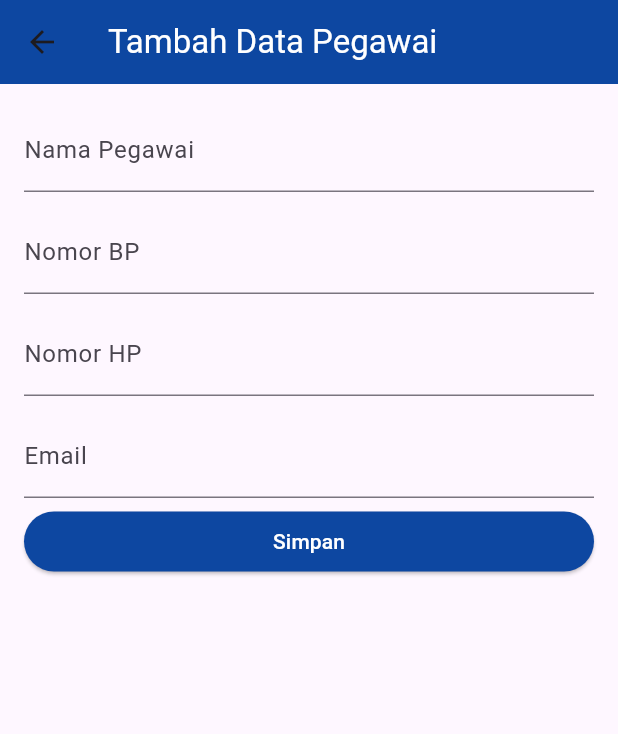
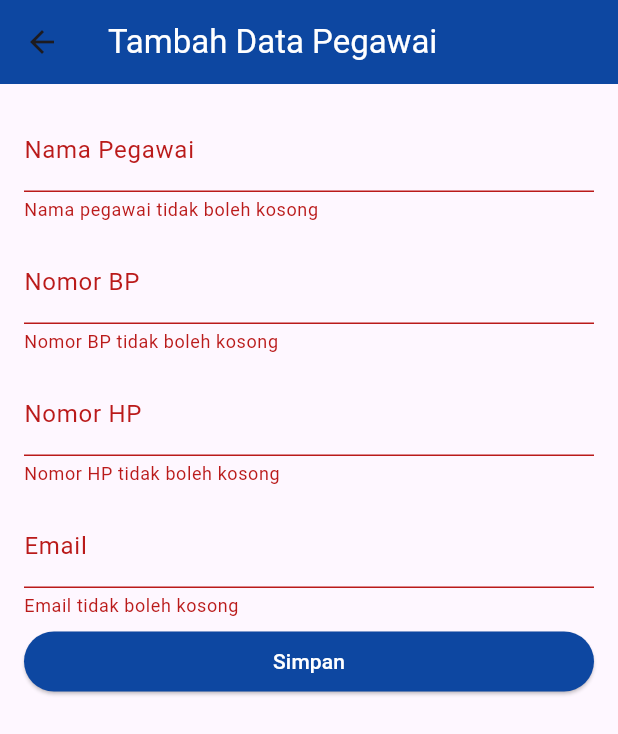
Before and after one commit to Yuliiixx/Mobile_Edukasi, a Flutter app: the TambahDataPegawai screen opened directly, after a tap on "Simpan", on a phone screen of 412 x 824 dp. Shown: the top 734 px of the screen. Run offline on Flutter 3.47's test engine with Material 3 defaults, Android fonts, the phone set to English and light mode, and no system bars; our stand-ins replace flutter_dotenv, logger, photo_view, shared_preferences; accounts and stored records are empty.

Commit message:
add validasi tambah edit pegawai

```diff
--- a/mobile_edukasi/lib/tambahPegawai.dart
+++ b/mobile_edukasi/lib/tambahPegawai.dart
@@ -10,16 +10,19 @@ class TambahDataPegawai extends StatefulWidget {
 }
 
 class _TambahDataPegawaiState extends State<TambahDataPegawai> {
+  final _formKey = GlobalKey<FormState>();
+
   TextEditingController _controllerNama = TextEditingController();
   TextEditingController _controllerNoBP = TextEditingController();
   TextEditingController _controllerNoHP = TextEditingController();
   TextEditingController _controllerEmail = TextEditingController();
 
   Future<void> _tambahDataPegawai() async {
+    if (_formKey.currentState!.validate()) {
       final String apiUrl = '${ApiUrl().baseUrl}pegawai.php'; // Ganti dengan URL backend Anda
 
       final response = await http.post(Uri.parse(apiUrl), body: {
-      'action' : "tambah",
+        'action': "tambah",
         'nama': _controllerNama.text,
         'no_bp': _controllerNoBP.text,
         'no_hp': _controllerNoHP.text,
@@ -49,6 +52,7 @@ class _TambahDataPegawaiState extends State<TambahDataPegawai> {
         );
       }
     }
+  }
 
   @override
   Widget build(BuildContext context) {
@@ -70,27 +74,57 @@ class _TambahDataPegawaiState extends State<TambahDataPegawai> {
       ),
       body: Padding(
         padding: EdgeInsets.all(16.0),
+        child: Form(
+          key: _formKey,
           child: Column(
             crossAxisAlignment: CrossAxisAlignment.stretch,
             children: [
-            TextField(
+              TextFormField(
                 controller: _controllerNama,
                 decoration: InputDecoration(labelText: 'Nama Pegawai'),
+                validator: (value) {
+                  if (value == null || value.isEmpty) {
+                    return 'Nama pegawai tidak boleh kosong';
+                  }
+                  return null;
+                },
               ),
               SizedBox(height: 12.0),
-            TextField(
+              TextFormField(
                 controller: _controllerNoBP,
                 decoration: InputDecoration(labelText: 'Nomor BP'),
+                validator: (value) {
+                  if (value == null || value.isEmpty) {
+                    return 'Nomor BP tidak boleh kosong';
+                  }
+                  return null;
+                },
               ),
               SizedBox(height: 12.0),
-            TextField(
+              TextFormField(
                 controller: _controllerNoHP,
                 decoration: InputDecoration(labelText: 'Nomor HP'),
+                validator: (value) {
+                  if (value == null || value.isEmpty) {
+                    return 'Nomor HP tidak boleh kosong';
+                  }
+                  return null;
+                },
               ),
               SizedBox(height: 12.0),
-            TextField(
+              TextFormField(
                 controller: _controllerEmail,
                 decoration: InputDecoration(labelText: 'Email'),
+                validator: (value) {
+                  if (value == null || value.isEmpty) {
+                    return 'Email tidak boleh kosong';
+                  }
+                  // Validasi email dengan regex sederhana
+                  if (!RegExp(r'\b[A-Za-z0-9._%+-]+@[A-Za-z0-9.-]+\.[A-Z|a-z]{2,}\b').hasMatch(value)) {
+                    return 'Masukkan email yang valid';
+                  }
+                  return null;
+                },
               ),
               SizedBox(height: 5.0),
               ElevatedButton(
@@ -104,6 +138,7 @@ class _TambahDataPegawaiState extends State<TambahDataPegawai> {
             ],
           ),
         ),
+      ),
     );
   }
 }
```
Also changed, not shown: mobile_edukasi/lib/editPegawai.dart (+41 -27 lines), 3 other files. Lines whose indentation alone changed are shown as unchanged.
